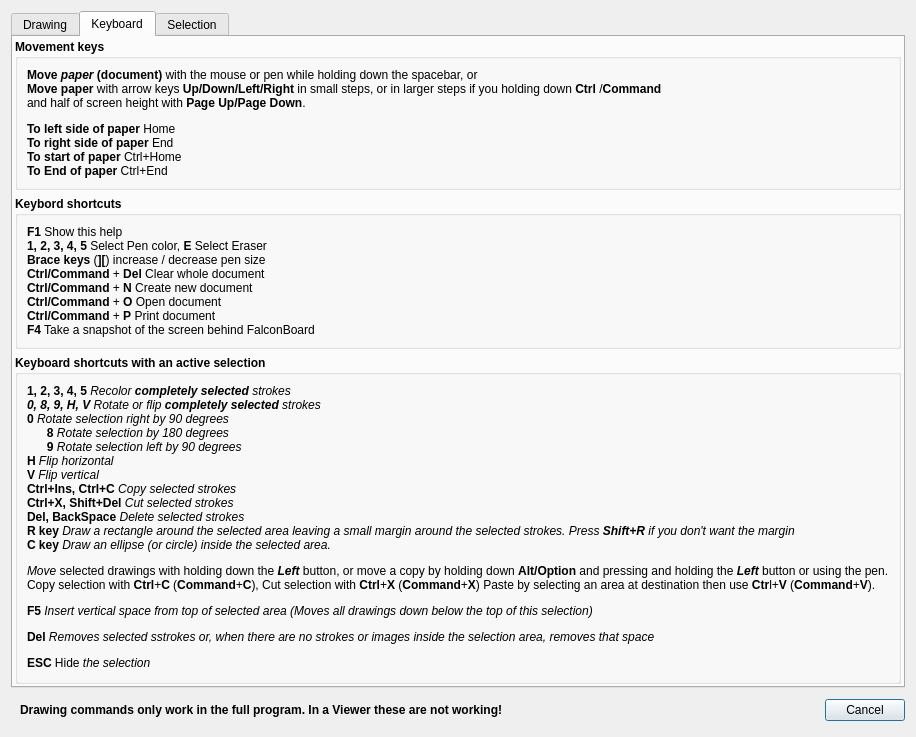
Before: the Qt Designer form FalconBoard/helpdialog.ui in solyoma/FalconBoard, drawn with Qt 5.
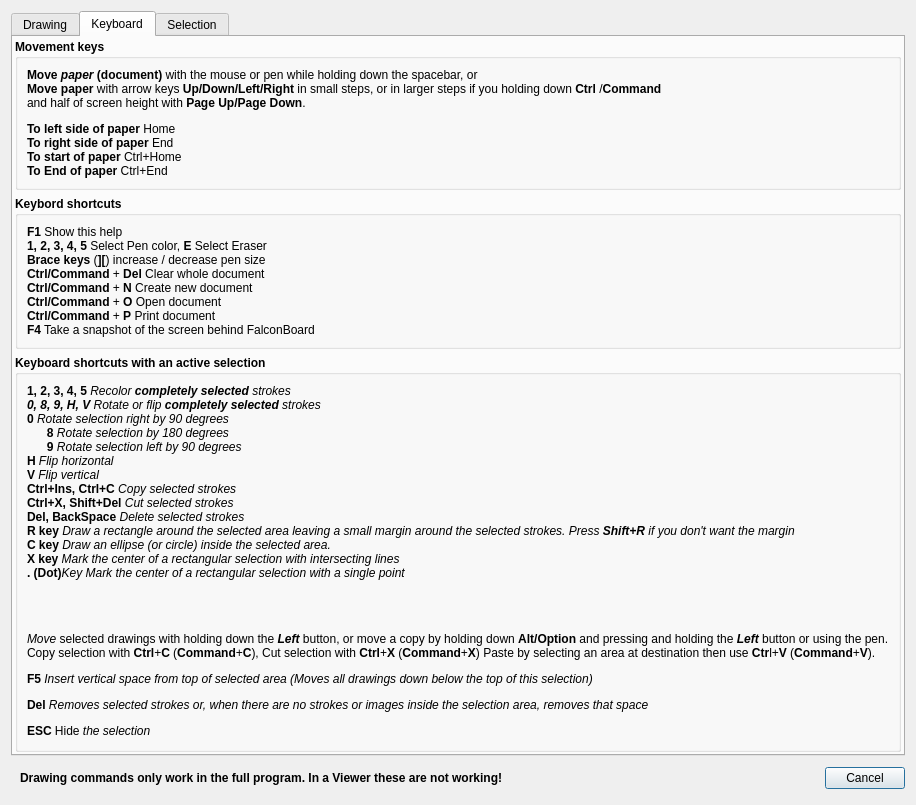
After: the same form once the commit is applied. The open tabs and pages were chosen to show the change.

Commit message: text changes adaded option to mark the center of a selection with a dot or an X

Diff of the .ui file:
```diff
--- a/FalconBoard/helpdialog.ui
+++ b/FalconBoard/helpdialog.ui
@@ -382,7 +382,7 @@
              </font>
             </property>
             <property name="text">
-             <string>&lt;html&gt;&lt;head/&gt;&lt;body&gt;&lt;p&gt;&lt;span style=&quot; font-weight:600;&quot;&gt;1, 2, 3, 4, 5 &lt;/span&gt;&lt;span style=&quot; font-style:italic;&quot;&gt;Recolor &lt;/span&gt;&lt;span style=&quot; font-weight:600; font-style:italic;&quot;&gt;completely selected&lt;/span&gt;&lt;span style=&quot; font-style:italic;&quot;&gt; strokes&lt;br/&gt;&lt;/span&gt;&lt;span style=&quot; font-weight:600; font-style:italic;&quot;&gt;0, 8, 9, H, V&lt;/span&gt;&lt;span style=&quot; font-style:italic;&quot;&gt; Rotate or flip &lt;/span&gt;&lt;span style=&quot; font-weight:600; font-style:italic;&quot;&gt;completely selected&lt;/span&gt;&lt;span style=&quot; font-style:italic;&quot;&gt; strokes &lt;br/&gt;&lt;/span&gt;&lt;span style=&quot; font-weight:600;&quot;&gt;0 &lt;/span&gt;&lt;span style=&quot; font-style:italic;&quot;&gt;Rotate selection right by 90 degrees&lt;/span&gt;&lt;br/&gt;&lt;span style=&quot; font-weight:600;&quot;&gt;      8 &lt;/span&gt;&lt;span style=&quot; font-style:italic;&quot;&gt;Rotate selection by 180 degrees&lt;/span&gt;&lt;br/&gt;&lt;span style=&quot; font-weight:600;&quot;&gt;      9 &lt;/span&gt;&lt;span style=&quot; font-style:italic;&quot;&gt;Rotate selection left by 90 degrees&lt;br/&gt;&lt;/span&gt;&lt;span style=&quot; font-weight:600;&quot;&gt;H &lt;/span&gt;&lt;span style=&quot; font-style:italic;&quot;&gt;Flip horizontal&lt;/span&gt;&lt;br/&gt;&lt;span style=&quot; font-weight:600;&quot;&gt;V &lt;/span&gt;&lt;span style=&quot; font-style:italic;&quot;&gt;Flip vertical&lt;br/&gt;&lt;/span&gt;&lt;span style=&quot; font-weight:600;&quot;&gt;Ctrl+Ins, Ctrl+C&lt;/span&gt;&lt;span style=&quot; font-style:italic;&quot;&gt; Copy selected strokes &lt;br/&gt;&lt;/span&gt;&lt;span style=&quot; font-weight:600;&quot;&gt;Ctrl+X, Shift+Del&lt;/span&gt;&lt;span style=&quot; font-style:italic;&quot;&gt; Cut selected strokes &lt;br/&gt;&lt;/span&gt;&lt;span style=&quot; font-weight:600;&quot;&gt;Del, BackSpace&lt;/span&gt;&lt;span style=&quot; font-style:italic;&quot;&gt; Delete selected strokes &lt;br/&gt;&lt;/span&gt;&lt;span style=&quot; font-weight:600;&quot;&gt;R key&lt;/span&gt;&lt;span style=&quot; font-style:italic;&quot;&gt; Draw a rectangle around the selected area leaving a small margin around the selected strokes. Press &lt;/span&gt;&lt;span style=&quot; font-weight:600; font-style:italic;&quot;&gt;Shift+R &lt;/span&gt;&lt;span style=&quot; font-style:italic;&quot;&gt;if you don't want the margin&lt;/span&gt;&lt;span style=&quot; font-weight:600; font-style:italic;&quot;&gt;&lt;br/&gt;&lt;/span&gt;&lt;span style=&quot; font-weight:600;&quot;&gt;C key&lt;/span&gt;&lt;span style=&quot; font-style:italic;&quot;&gt; Draw an ellipse (or circle) inside the selected area.&lt;/span&gt;&lt;/p&gt;&lt;p&gt;&lt;span style=&quot; font-style:italic;&quot;&gt;Move&lt;/span&gt; selected drawings with holding down the &lt;span style=&quot; font-weight:600; font-style:italic;&quot;&gt;Left &lt;/span&gt; button, or move a copy by holding down &lt;span style=&quot; font-weight:600;&quot;&gt;Alt/Option&lt;/span&gt; and pressing and holding the &lt;span style=&quot; font-weight:600; font-style:italic;&quot;&gt;Left&lt;/span&gt; button or using the pen. &lt;br/&gt;Copy selection with &lt;span style=&quot; font-weight:600;&quot;&gt;Ctrl&lt;/span&gt;+&lt;span style=&quot; font-weight:600;&quot;&gt;C &lt;/span&gt;(&lt;span style=&quot; font-weight:600;&quot;&gt;Command&lt;/span&gt;+&lt;span style=&quot; font-weight:600;&quot;&gt;C&lt;/span&gt;), Cut selection with &lt;span style=&quot; font-weight:600;&quot;&gt;Ctrl&lt;/span&gt;+&lt;span style=&quot; font-weight:600;&quot;&gt;X&lt;/span&gt; (&lt;span style=&quot; font-weight:600;&quot;&gt;Command&lt;/span&gt;+&lt;span style=&quot; font-weight:600;&quot;&gt;X&lt;/span&gt;) Paste by selecting an area at destination then use &lt;span style=&quot; font-weight:600;&quot;&gt;Ctr&lt;/span&gt;l+&lt;span style=&quot; font-weight:600;&quot;&gt;V &lt;/span&gt;(&lt;span style=&quot; font-weight:600;&quot;&gt;Command&lt;/span&gt;+&lt;span style=&quot; font-weight:600;&quot;&gt;V&lt;/span&gt;).&lt;/p&gt;&lt;p&gt;&lt;span style=&quot; font-weight:600;&quot;&gt;F5 &lt;/span&gt;&lt;span style=&quot; font-style:italic;&quot;&gt;Insert vertical space from top of selected area (Moves all drawings down below the top of this selection)&lt;/span&gt;&lt;/p&gt;&lt;p&gt;&lt;span style=&quot; font-weight:600;&quot;&gt;Del &lt;/span&gt;&lt;span style=&quot; font-style:italic;&quot;&gt;Removes selected sstrokes or, when there are no strokes or images  inside the selection area, removes that space&lt;/span&gt;&lt;/p&gt;&lt;p&gt;&lt;span style=&quot; font-weight:600;&quot;&gt;ESC &lt;/span&gt;Hide&lt;span style=&quot; font-style:italic;&quot;&gt; the selection&lt;/span&gt;&lt;/p&gt;&lt;/body&gt;&lt;/html&gt;</string>
+             <string>&lt;p&gt;&lt;span style=&quot; font-weight:600;&quot;&gt;1, 2, 3, 4, 5 &lt;/span&gt;&lt;span style=&quot; font-style:italic;&quot;&gt;Recolor &lt;/span&gt;&lt;span style=&quot; font-weight:600; font-style:italic;&quot;&gt;completely selected&lt;/span&gt;&lt;span style=&quot; font-style:italic;&quot;&gt; strokes&lt;br/&gt;&lt;/span&gt;&lt;span style=&quot; font-weight:600; font-style:italic;&quot;&gt;0, 8, 9, H, V&lt;/span&gt;&lt;span style=&quot; font-style:italic;&quot;&gt; Rotate or flip &lt;/span&gt;&lt;span style=&quot; font-weight:600; font-style:italic;&quot;&gt;completely selected&lt;/span&gt;&lt;span style=&quot; font-style:italic;&quot;&gt; strokes &lt;br/&gt;&lt;/span&gt;&lt;span style=&quot; font-weight:600;&quot;&gt;0 &lt;/span&gt;&lt;span style=&quot; font-style:italic;&quot;&gt;Rotate selection right by 90 degrees&lt;/span&gt;&lt;br/&gt;&lt;span style=&quot; font-weight:600;&quot;&gt;      8 &lt;/span&gt;&lt;span style=&quot; font-style:italic;&quot;&gt;Rotate selection by 180 degrees&lt;/span&gt;&lt;br/&gt;&lt;span style=&quot; font-weight:600;&quot;&gt;      9 &lt;/span&gt;&lt;span style=&quot; font-style:italic;&quot;&gt;Rotate selection left by 90 degrees&lt;br/&gt;&lt;/span&gt;&lt;span style=&quot; font-weight:600;&quot;&gt;H &lt;/span&gt;&lt;span style=&quot; font-style:italic;&quot;&gt;Flip horizontal&lt;/span&gt;&lt;br/&gt;&lt;span style=&quot; font-weight:600;&quot;&gt;V &lt;/span&gt;&lt;span style=&quot; font-style:italic;&quot;&gt;Flip vertical&lt;br/&gt;&lt;/span&gt;&lt;span style=&quot; font-weight:600;&quot;&gt;Ctrl+Ins, Ctrl+C&lt;/span&gt;&lt;span style=&quot; font-style:italic;&quot;&gt; Copy selected strokes &lt;br/&gt;&lt;/span&gt;&lt;span style=&quot; font-weight:600;&quot;&gt;Ctrl+X, Shift+Del&lt;/span&gt;&lt;span style=&quot; font-style:italic;&quot;&gt; Cut selected strokes &lt;br/&gt;&lt;/span&gt;&lt;span style=&quot; font-weight:600;&quot;&gt;Del, BackSpace&lt;/span&gt;&lt;span style=&quot; font-style:italic;&quot;&gt; Delete selected strokes &lt;br/&gt;&lt;/span&gt;&lt;span style=&quot; font-weight:600;&quot;&gt;R key&lt;/span&gt;&lt;span style=&quot; font-style:italic;&quot;&gt; Draw a rectangle around the selected area leaving a small margin around the selected strokes. Press &lt;/span&gt;&lt;span style=&quot; font-weight:600; font-style:italic;&quot;&gt;Shift+R &lt;/span&gt;&lt;span style=&quot; font-style:italic;&quot;&gt;if you don't want the margin&lt;/span&gt;&lt;span style=&quot; font-weight:600; font-style:italic;&quot;&gt;&lt;br/&gt;&lt;/span&gt;&lt;span style=&quot; font-weight:600;&quot;&gt;C key&lt;/span&gt;&lt;span style=&quot; font-style:italic;&quot;&gt; Draw an ellipse (or circle) inside the selected area.&lt;br/&gt;&lt;/span&gt;&lt;span style=&quot; font-weight:600;&quot;&gt;X key &lt;/span&gt;&lt;span style=&quot; font-style:italic;&quot;&gt;Mark the center of a rectangular selection with intersecting lines&lt;/span&gt;&lt;br/&gt;&lt;span style=&quot; font-weight:600;&quot;&gt;. (Dot)&lt;/span&gt;&lt;span style=&quot; font-style:italic;&quot;&gt;Key Mark the center of a rectangular selection with a single point&lt;/span&gt;&lt;/p&gt;&lt;p&gt;&lt;br/&gt;&lt;/p&gt;&lt;p&gt;&lt;span style=&quot; font-style:italic;&quot;&gt;Move&lt;/span&gt; selected drawings with holding down the &lt;span style=&quot; font-weight:600; font-style:italic;&quot;&gt;Left &lt;/span&gt;button, or move a copy by holding down &lt;span style=&quot; font-weight:600;&quot;&gt;Alt/Option&lt;/span&gt; and pressing and holding the &lt;span style=&quot; font-weight:600; font-style:italic;&quot;&gt;Left&lt;/span&gt; button or using the pen. &lt;br/&gt;Copy selection with &lt;span style=&quot; font-weight:600;&quot;&gt;Ctrl&lt;/span&gt;+&lt;span style=&quot; font-weight:600;&quot;&gt;C &lt;/span&gt;(&lt;span style=&quot; font-weight:600;&quot;&gt;Command&lt;/span&gt;+&lt;span style=&quot; font-weight:600;&quot;&gt;C&lt;/span&gt;), Cut selection with &lt;span style=&quot; font-weight:600;&quot;&gt;Ctrl&lt;/span&gt;+&lt;span style=&quot; font-weight:600;&quot;&gt;X&lt;/span&gt; (&lt;span style=&quot; font-weight:600;&quot;&gt;Command&lt;/span&gt;+&lt;span style=&quot; font-weight:600;&quot;&gt;X&lt;/span&gt;) Paste by selecting an area at destination then use &lt;span style=&quot; font-weight:600;&quot;&gt;Ctr&lt;/span&gt;l+&lt;span style=&quot; font-weight:600;&quot;&gt;V &lt;/span&gt;(&lt;span style=&quot; font-weight:600;&quot;&gt;Command&lt;/span&gt;+&lt;span style=&quot; font-weight:600;&quot;&gt;V&lt;/span&gt;).&lt;/p&gt;&lt;p&gt;&lt;span style=&quot; font-weight:600;&quot;&gt;F5 &lt;/span&gt;&lt;span style=&quot; font-style:italic;&quot;&gt;Insert vertical space from top of selected area (Moves all drawings down below the top of this selection)&lt;/span&gt;&lt;/p&gt;&lt;p&gt;&lt;span style=&quot; font-weight:600;&quot;&gt;Del &lt;/span&gt;&lt;span style=&quot; font-style:italic;&quot;&gt;Removes selected strokes or, when there are no strokes or images inside the selection area, removes that space&lt;/span&gt;&lt;/p&gt;&lt;p&gt;&lt;span style=&quot; font-weight:600;&quot;&gt;ESC &lt;/span&gt;Hide&lt;span style=&quot; font-style:italic;&quot;&gt; the selection&lt;/span&gt;&lt;/p&gt;</string>
             </property>
            </widget>
           </item>
```
The commit also changes 6 other files.
